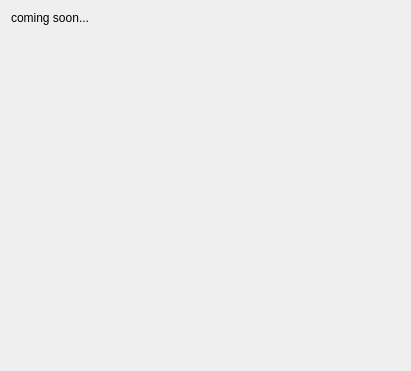
setvisible/ArrowDL, file src/widgets/torrentpiecemap.ui: the form before one commit.
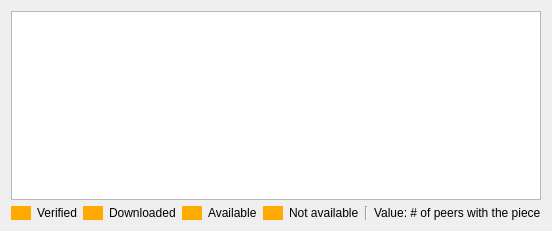
The form after the commit.

Commit message: [Torrent] Implement piece map viewer

Diff of the .ui file:
```diff
--- a/src/widgets/torrentpiecemap.ui
+++ b/src/widgets/torrentpiecemap.ui
@@ -6,30 +6,129 @@
    <rect>
     <x>0</x>
     <y>0</y>
-    <width>411</width>
-    <height>371</height>
+    <width>511</width>
+    <height>231</height>
    </rect>
   </property>
   <layout class="QVBoxLayout" name="verticalLayout">
    <item>
-    <widget class="QLabel" name="label">
-     <property name="text">
-      <string notr="true">coming soon...</string>
-     </property>
-    </widget>
+    <widget class="QGraphicsView" name="graphicsView"/>
    </item>
    <item>
-    <spacer name="verticalSpacer">
-     <property name="orientation">
-      <enum>Qt::Vertical</enum>
-     </property>
-     <property name="sizeHint" stdset="0">
-      <size>
-       <width>20</width>
-       <height>40</height>
-      </size>
-     </property>
-    </spacer>
+    <widget class="QWidget" name="widget" native="true">
+     <layout class="QVBoxLayout" name="verticalLayout_2">
+      <property name="leftMargin">
+       <number>0</number>
+      </property>
+      <property name="topMargin">
+       <number>0</number>
+      </property>
+      <property name="rightMargin">
+       <number>0</number>
+      </property>
+      <property name="bottomMargin">
+       <number>0</number>
+      </property>
+      <item>
+       <layout class="QHBoxLayout" name="horizontalLayout" stretch="0,0,0,0,0,0,0,0,0,10">
+        <item>
+         <widget class="QWidget" name="boxVerified" native="true">
+          <property name="minimumSize">
+           <size>
+            <width>20</width>
+            <height>0</height>
+           </size>
+          </property>
+          <property name="styleSheet">
+           <string notr="true">background-color: rgb(255, 170, 0);</string>
+          </property>
+         </widget>
+        </item>
+        <item>
+         <widget class="QLabel" name="label">
+          <property name="text">
+           <string notr="true">Verified</string>
+          </property>
+         </widget>
+        </item>
+        <item>
+         <widget class="QWidget" name="boxDownloaded" native="true">
+          <property name="minimumSize">
+           <size>
+            <width>20</width>
+            <height>0</height>
+           </size>
+          </property>
+          <property name="styleSheet">
+           <string notr="true">background-color: rgb(255, 170, 0);</string>
+          </property>
+         </widget>
+        </item>
+        <item>
+         <widget class="QLabel" name="label_3">
+          <property name="text">
+           <string notr="true">Downloaded</string>
+          </property>
+         </widget>
+        </item>
+        <item>
+         <widget class="QWidget" name="boxAvailable" native="true">
+          <property name="minimumSize">
+           <size>
+            <width>20</width>
+            <height>0</height>
+           </size>
+          </property>
+          <property name="styleSheet">
+           <string notr="true">background-color: rgb(255, 170, 0);</string>
+          </property>
+         </widget>
+        </item>
+        <item>
+         <widget class="QLabel" name="label_4">
+          <property name="text">
+           <string notr="true">Available</string>
+          </property>
+         </widget>
+        </item>
+        <item>
+         <widget class="QWidget" name="boxNotAvailable" native="true">
+          <property name="minimumSize">
+           <size>
+            <width>20</width>
+            <height>0</height>
+           </size>
+          </property>
+          <property name="styleSheet">
+           <string notr="true">background-color: rgb(255, 170, 0);</string>
+          </property>
+         </widget>
+        </item>
+        <item>
+         <widget class="QLabel" name="label_5">
+          <property name="text">
+           <string notr="true">Not available</string>
+          </property>
+         </widget>
+        </item>
+        <item>
+         <widget class="Line" name="line">
+          <property name="orientation">
+           <enum>Qt::Vertical</enum>
+          </property>
+         </widget>
+        </item>
+        <item>
+         <widget class="QLabel" name="label_2">
+          <property name="text">
+           <string>Value: # of peers with the piece</string>
+          </property>
+         </widget>
+        </item>
+       </layout>
+      </item>
+     </layout>
+    </widget>
    </item>
   </layout>
  </widget>
```
The commit also changes 3 other files.
